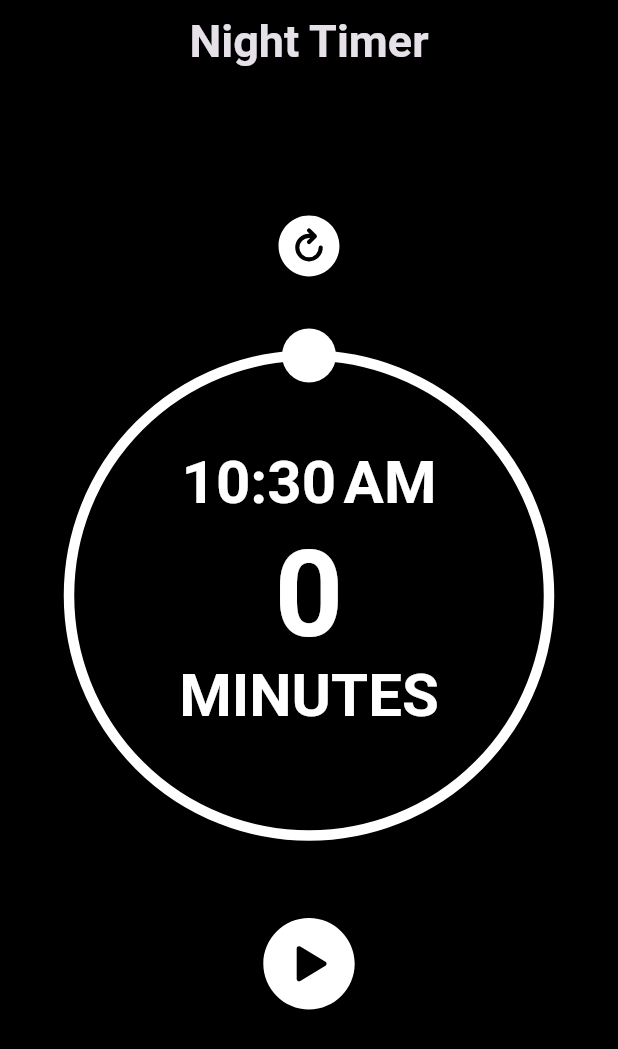
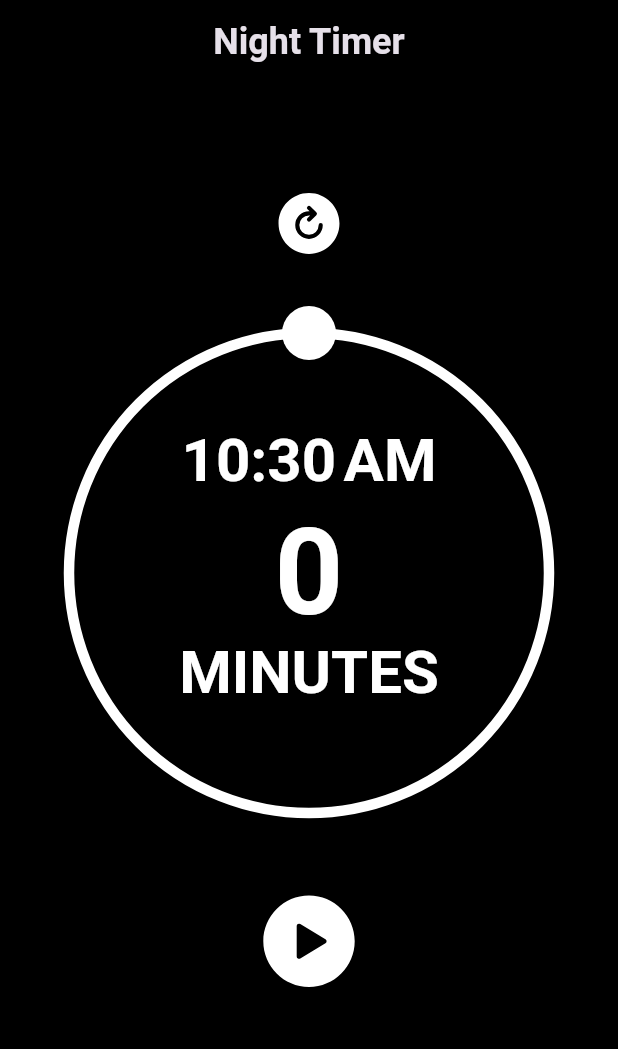
Before and after one commit to dnaing/Night-Timer, a Flutter app: the screen it shows after launch, on a phone screen of 412 x 824 dp. Shown: the top 1049 px of the screen. Run offline on Flutter 3.47's test engine with Material 3 defaults, Android fonts, the phone set to English and light mode, and no system bars; our stand-ins replace ionicons.

Commit message:
Resized title and readjusted dial position on screen

```diff
--- a/client/lib/Widgets/Dial/dial_widget.dart
+++ b/client/lib/Widgets/Dial/dial_widget.dart
@@ -268,7 +268,7 @@ class _CustomDialState extends State<CustomDial> {
     return Column(
       children: [
         const SizedBox(
-          height: 75,
+          height: 60,
         ),
 
         Visibility(
--- a/client/lib/main.dart
+++ b/client/lib/main.dart
@@ -38,7 +38,7 @@ class _MyHomePageState extends State<MyHomePage> {
         title: Text(
           widget.title,
           style: const TextStyle(
-            fontSize: 30,
+            fontSize: 24,
             fontWeight: FontWeight.bold,
           ),
         ),
@@ -50,7 +50,7 @@ class _MyHomePageState extends State<MyHomePage> {
           color: Theme.of(context).scaffoldBackgroundColor,
           // Set child element of container to add things
           child: const Center(
-            child: CustomDial()
+              child: CustomDial()
           ),
         ),
       ),
```
